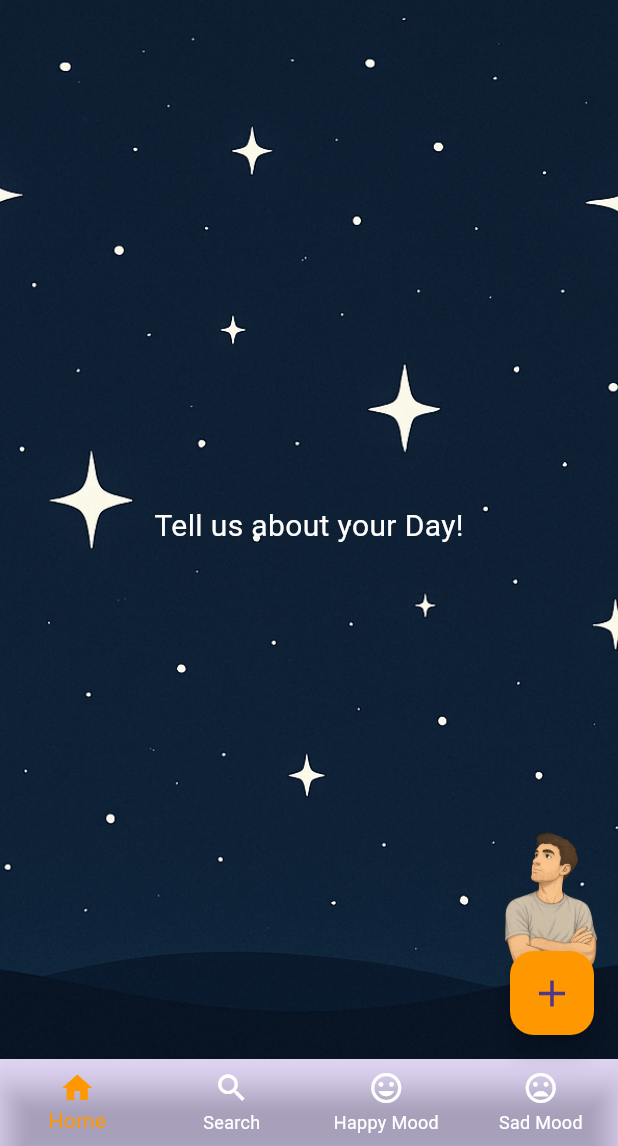
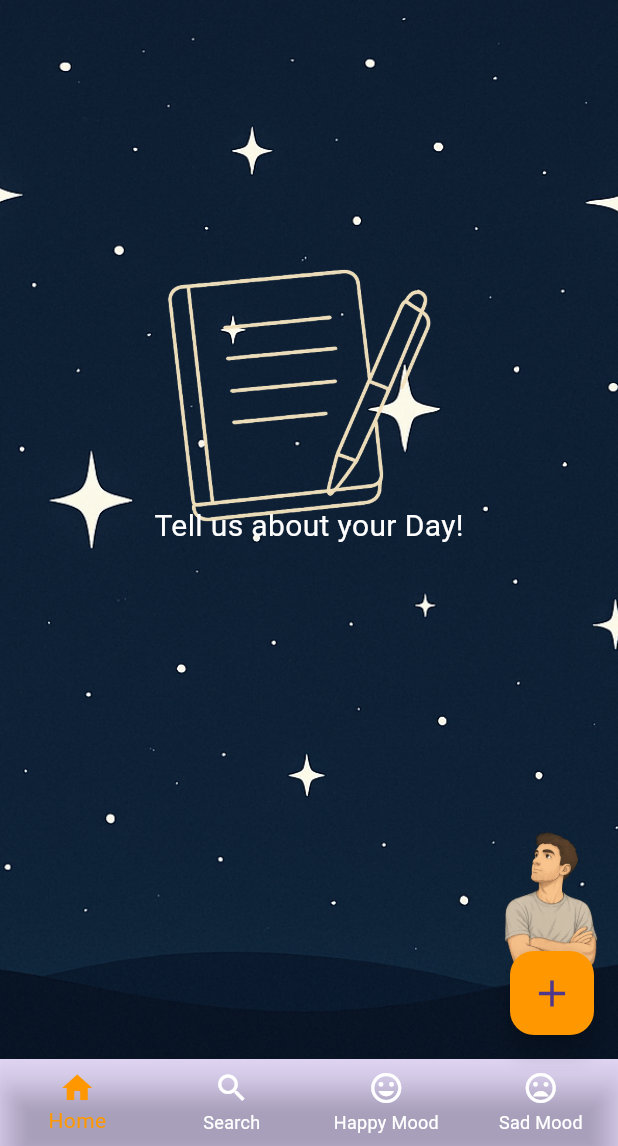
Before and after one commit to SaiyamKalra/diaryentryapp, a Flutter app: the screen it shows after launch, on a phone screen of 412 x 824 dp, the part 90-1236 px from its top. Run offline on Flutter 3.47's test engine with Material 3 defaults, Android fonts, the phone set to English and light mode, and no system bars; our stand-ins replace flutter_bloc, shared_preferences.

Commit message:
added image to the home_screen

```diff
--- a/lib/pages/home_page.dart
+++ b/lib/pages/home_page.dart
@@ -43,11 +43,23 @@ class _HomePageState extends State<HomePage> {
     return BlocBuilder<DiaryCubit, List<Diary>>(
       builder: (context, diaries) {
         if (diaries.isEmpty) {
-          return Center(
-            child: Text(
-              'Tell us about your Day!',
-              style: TextStyle(fontSize: 20, color: Colors.white),
-            ),
+          return Stack(
+            children: [
+              Positioned(
+                top: 80,
+                child: Image.asset(
+                  "assets/images/decoration_if_statement.png",
+                  height: 400,
+                  width: 400,
+                ),
+              ),
+              Center(
+                child: Text(
+                  'Tell us about your Day!',
+                  style: TextStyle(fontSize: 20, color: Colors.white),
+                ),
+              ),
+            ],
           );
         }
         return ListView.builder(
```
